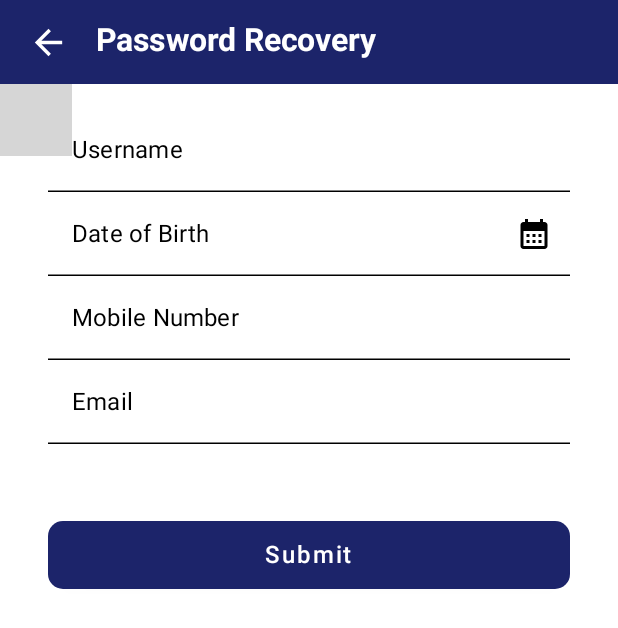
After one commit to AbuSayedMasud/Eclipse, an Android app built with Jetpack Compose: the composable ForgetPasswordScreen shown on its own in the app's theme, on a phone screen of 412 x 824 dp. The commit adds this screen. Shown: the top 628 px of the screen. Run offline under Robolectric (Android 15) with nearby library versions, the phone set to English and light mode, and no system bars; libraries missing offline, so code that uses them is left out: com.vanpra.composematerialdialogs; 2 statements that could not run were skipped; grey boxes are pictures that could not be loaded.

Commit message:
forget password ui implemented

```diff
--- a/androidApp/src/main/AndroidManifest.xml
+++ b/androidApp/src/main/AndroidManifest.xml
@@ -6,7 +6,10 @@
         android:supportsRtl="true"
         android:theme="@style/AppTheme">
         <activity
-            android:name=".MainActivity"
+            android:name=".activity.HomeActivity"
+            android:exported="false"/>
+        <activity
+            android:name=".activity.MainActivity"
             android:exported="true">
             <intent-filter>
                 <action android:name="android.intent.action.MAIN" />
--- /dev/null
+++ b/androidApp/src/main/java/com/leadsoft/ziskapharma/android/forgetPassword/ForgetPasswordScreen.kt
@@ -0,0 +1,63 @@
+package com.leadsoft.ziskapharma.android.forgetPassword
+
+import android.os.Build
+import androidx.annotation.RequiresApi
+import androidx.compose.foundation.background
+import androidx.compose.foundation.isSystemInDarkTheme
+import androidx.compose.foundation.layout.Box
+import androidx.compose.foundation.layout.Column
+import androidx.compose.foundation.layout.fillMaxSize
+import androidx.compose.foundation.layout.padding
+import androidx.compose.runtime.Composable
+import androidx.compose.runtime.mutableStateOf
+import androidx.compose.runtime.remember
+import androidx.compose.ui.Modifier
+import androidx.compose.ui.graphics.Color
+import androidx.compose.ui.graphics.painter.Painter
+import androidx.compose.ui.platform.LocalContext
+import androidx.compose.ui.res.painterResource
+import androidx.compose.ui.unit.dp
+import androidx.navigation.NavHostController
+import com.leadsoft.ziskapharma.android.R
+import com.leadsoft.ziskapharma.android.shell.MyAppBar
+import com.leadsoft.ziskapharma.android.theme.BackgroundColor
+import com.leadsoft.ziskapharma.android.theme.ZiskaTheme
+import com.leadsoft.ziskapharma.android.theme.rememberWindowSizeClass
+
+
+@RequiresApi(Build.VERSION_CODES.O)
+@Composable
+fun ForgetPasswordScreen(navController: NavHostController) {
+    val profilePhoto: Painter = painterResource(id = R.drawable.ziska_logo)
+    val onProfileClick: () -> Unit = {
+    }
+    val context = LocalContext.current
+    val currentRoute =
+        remember { mutableStateOf(navController.currentBackStackEntry?.destination?.route) }
+    Column {
+        MyAppBar(
+            navController = navController,
+            context = LocalContext.current,
+            title = "Password Recovery",
+            onSearch = { searchText ->
+            },
+            showSearchBar = false,
+            onProfileClick = onProfileClick,
+            profilePhoto = profilePhoto,
+            showNotificationIcon = false,
+            currentRoute = currentRoute,
+            showArrow = true,
+        )
+        Box(
+            modifier = Modifier
+                .fillMaxSize()
+                .background(if (isSystemInDarkTheme()) BackgroundColor else Color.White)
+                .padding(bottom = 40.dp),
+        ) {
+            val window = rememberWindowSizeClass()
+            ZiskaTheme(window) {
+                ForgetPasswordView(navController)
+            }
+        }
+    }
+}
--- /dev/null
+++ b/androidApp/src/main/java/com/leadsoft/ziskapharma/android/forgetPassword/ForgetPasswordView.kt
@@ -0,0 +1,386 @@
+package com.leadsoft.ziskapharma.android.forgetPassword
+
+import android.annotation.SuppressLint
+import android.os.Build
+import androidx.annotation.RequiresApi
+import androidx.compose.foundation.Image
+import androidx.compose.foundation.clickable
+import androidx.compose.foundation.isSystemInDarkTheme
+import androidx.compose.foundation.layout.Box
+import androidx.compose.foundation.layout.Column
+import androidx.compose.foundation.layout.fillMaxSize
+import androidx.compose.foundation.layout.fillMaxWidth
+import androidx.compose.foundation.layout.height
+import androidx.compose.foundation.layout.padding
+import androidx.compose.foundation.shape.RoundedCornerShape
+import androidx.compose.foundation.text.KeyboardOptions
+import androidx.compose.material.AlertDialog
+import androidx.compose.material.Button
+import androidx.compose.material.ButtonDefaults
+import androidx.compose.material.Icon
+import androidx.compose.material.MaterialTheme
+import androidx.compose.material.Text
+import androidx.compose.material.TextField
+import androidx.compose.material.TextFieldDefaults
+import androidx.compose.material3.ExperimentalMaterial3Api
+import androidx.compose.runtime.Composable
+import androidx.compose.runtime.derivedStateOf
+import androidx.compose.runtime.getValue
+import androidx.compose.runtime.mutableStateOf
+import androidx.compose.runtime.remember
+import androidx.compose.runtime.setValue
+import androidx.compose.ui.Alignment
+import androidx.compose.ui.Modifier
+import androidx.compose.ui.graphics.Color
+import androidx.compose.ui.platform.LocalContext
+import androidx.compose.ui.res.painterResource
+import androidx.compose.ui.text.font.FontWeight
+import androidx.compose.ui.text.input.KeyboardType
+import androidx.compose.ui.text.style.TextAlign
+import androidx.compose.ui.unit.dp
+import androidx.compose.ui.unit.sp
+import androidx.navigation.NavHostController
+import com.leads.capita.android.formatnumber.InputFieldValidator.validateFields
+import com.leadsoft.ziskapharma.android.R
+import com.leadsoft.ziskapharma.android.formatnumber.isWithinMaxCharLimit
+import com.leadsoft.ziskapharma.android.theme.PrimaryColor
+import com.leadsoft.ziskapharma.android.theme.White
+import com.leadsoft.ziskapharma.android.theme.getCardColors
+import com.vanpra.composematerialdialogs.MaterialDialog
+import com.vanpra.composematerialdialogs.datetime.date.DatePickerDefaults
+import com.vanpra.composematerialdialogs.datetime.date.datepicker
+import com.vanpra.composematerialdialogs.rememberMaterialDialogState
+
+import java.time.LocalDate
+
+@SuppressLint("SuspiciousIndentation")
+@RequiresApi(Build.VERSION_CODES.O)
+@OptIn(ExperimentalMaterial3Api::class)
+@Composable
+fun ForgetPasswordView(navController: NavHostController) {
+    // Mutable state variables to track user input
+    var username by remember { mutableStateOf("") }
+    var birthday by remember { mutableStateOf("") }
+    var mobileNumber by remember { mutableStateOf("") }
+    var email by remember { mutableStateOf("") }
+
+    // Validate the fields and get the result and error message
+    val (isValidationSuccess, errorMessage) = validateFields(
+        username,
+        "",
+        "",
+        email,
+        mobileNumber,
+        "",
+        "",
+        "",
+        birthday,
+
+        isForgetPasswordView = true,
+        isRegistrationView = false,
+        isBiometricRegistrationView = false,
+        isBiometricFingerprintRegistrationView = false,
+    )
+
+    var isUsernameError by remember { mutableStateOf(false) }
+    var isMobileNumberError by remember { mutableStateOf(false) }
+    var isEmailError by remember { mutableStateOf(false) }
+    var isBirthdayError by remember {
+        mutableStateOf(false)
+    }
+
+    var isValidationErrorDialogVisible by remember { mutableStateOf(false) }
+
+    val isDarkTheme = isSystemInDarkTheme()
+    val textColor = if (isDarkTheme) Color.White else Color.Black
+    val placeholderTextColor = if (isDarkTheme) Color(0x83F1F3F4) else Color.DarkGray
+    val context = LocalContext.current
+    var pickedDate by remember {
+        mutableStateOf(LocalDate.now())
+    }
+    val (backgroundColor, contentColor) = getCardColors()
+    val formattedDate by remember {
+        derivedStateOf {
+            val month = pickedDate.monthValue.toString().padStart(2, '0')
+            val day = pickedDate.dayOfMonth.toString().padStart(2, '0')
+            val year = pickedDate.year
+            "$month/$day/$year"
+        }
+    }
+
+    val dateDialogState = rememberMaterialDialogState()
+    // Composable for the date picker dialog
+    MaterialDialog(
+        dialogState = dateDialogState,
+        buttons = {
+            positiveButton(
+                text = "Ok",
+                textStyle = MaterialTheme.typography.button,
+            ) {
+                birthday = formattedDate
+            }
+            negativeButton(text = "Cancel")
+        },
+
+    ) {
+        datepicker(
+            initialDate = LocalDate.now(),
+            title = "Pick a date of birth",
+            colors = DatePickerDefaults.colors(
+                headerBackgroundColor = PrimaryColor,
+                headerTextColor = Color.White,
+                dateActiveBackgroundColor = textColor,
+            ),
+
+        ) {
+            pickedDate = it
+        }
+    }
+
+    Column(
+        modifier = Modifier
+            .fillMaxSize()
+            .padding(top = 16.dp, start = 32.dp, end = 32.dp, bottom = 0.dp),
+        horizontalAlignment = Alignment.CenterHorizontally,
+    ) {
+        TextField(
+            value = username,
+            onValueChange = {
+                if (isWithinMaxCharLimit(it, 40)) {
+                    username = it
+                    isUsernameError = it.isEmpty()
+                }
+            },
+            placeholder = { Text("Username", color = contentColor) },
+            label = { Text("Username", color = contentColor) },
+            colors = TextFieldDefaults.outlinedTextFieldColors(
+                textColor = textColor,
+                unfocusedLabelColor = textColor,
+                unfocusedBorderColor = if (isUsernameError) Color.Red else textColor,
+                focusedBorderColor = if (isUsernameError) Color.Red else textColor,
+                focusedLabelColor = textColor,
+                cursorColor = textColor,
+                leadingIconColor = textColor,
+                placeholderColor = placeholderTextColor,
+
+            ),
+            keyboardOptions = KeyboardOptions.Default.copy(
+                keyboardType = KeyboardType.Ascii,
+            ),
+            singleLine = true,
+            modifier = Modifier.fillMaxWidth(),
+        )
+
+        TextField(
+            value = birthday,
+            onValueChange = {
+                if (isWithinMaxCharLimit(it, 10)) {
+                    birthday = it
+                    isBirthdayError = it.isEmpty()
+                }
+            },
+            modifier = Modifier.fillMaxWidth(),
+            label = { Text("Date of Birth", color = contentColor) },
+            placeholder = { Text("MM/DD/YYYY", color = contentColor) },
+            colors = TextFieldDefaults.outlinedTextFieldColors(
+                textColor = textColor,
+                unfocusedLabelColor = textColor,
+                unfocusedBorderColor = if (isBirthdayError) Color.Red else textColor,
+                focusedBorderColor = if (isBirthdayError) Color.Red else textColor,
+                focusedLabelColor = textColor,
+                cursorColor = textColor,
+                leadingIconColor = textColor,
+                placeholderColor = placeholderTextColor,
+            ),
+            trailingIcon = {
+                Icon(
+                    painter = painterResource(id = R.drawable.baseline_calendar_month_24),
+                    contentDescription = "Calendar Icon",
+                    modifier = Modifier
+                        .clickable {
+                            dateDialogState.show()
+                        }
+                        .padding(8.dp),
+                    tint = textColor,
+                )
+            },
+            keyboardOptions = KeyboardOptions.Default.copy(
+                keyboardType = KeyboardType.Ascii,
+            ),
+            singleLine = true,
+        )
+
+        TextField(
+            value = mobileNumber,
+            onValueChange = {
+                if (isWithinMaxCharLimit(it, 11)) {
+                    mobileNumber = it
+                    isMobileNumberError = it.isEmpty()
+                }
+            },
+            placeholder = { Text("880XXXXXXXXX", color = contentColor) },
+            label = { Text("Mobile Number", color = contentColor) },
+            colors = TextFieldDefaults.outlinedTextFieldColors(
+                textColor = textColor,
+                unfocusedLabelColor = textColor,
+                unfocusedBorderColor = if (isMobileNumberError) Color.Red else textColor,
+                focusedBorderColor = if (isMobileNumberError) Color.Red else textColor,
+                focusedLabelColor = textColor,
+                cursorColor = textColor,
+                leadingIconColor = textColor,
+                placeholderColor = placeholderTextColor,
+            ),
+            keyboardOptions = KeyboardOptions.Default.copy(
+                keyboardType = KeyboardType.Phone,
+            ),
+            singleLine = true,
+            modifier = Modifier.fillMaxWidth(),
+        )
+
+//        if (isFocused) {
+//            Text(text = "+880", modifier = Modifier.padding(start = 4.dp))
+//        }
+
+        TextField(
+            value = email,
+            onValueChange = {
+                if (isWithinMaxCharLimit(it, 40)) {
+                    email = it
+                    isEmailError = it.isEmpty()
+                }
+            },
+            placeholder = { Text("examle@gmail.com", color = contentColor) },
+            label = { Text("Email", color = contentColor) },
+            colors = TextFieldDefaults.outlinedTextFieldColors(
+                textColor = textColor,
+                unfocusedLabelColor = textColor,
+                unfocusedBorderColor = if (isEmailError) Color.Red else textColor,
+                focusedBorderColor = if (isEmailError) Color.Red else textColor,
+                focusedLabelColor = textColor,
+                cursorColor = textColor,
+                leadingIconColor = textColor,
+                placeholderColor = placeholderTextColor,
+
+            ),
+            keyboardOptions = KeyboardOptions.Default.copy(
+                keyboardType = KeyboardType.Ascii,
+            ),
+            singleLine = true,
+            modifier = Modifier.fillMaxWidth(),
+        )
+// Button for submitting the form
+        Button(
+            onClick =
+            {
+                // Perform password reset logic based on validation success
+                if (isValidationSuccess) {
+                    val passwordBean = ForgetPasswordPresenter()
+                    val isPasswordChanged = passwordBean.forgetPasswordPresenter(
+                        context = context,
+                        username = username,
+                        dateOfBirth = birthday,
+                        mobileNumber = mobileNumber,
+                        email = email,
+                    )
+                    if (isPasswordChanged) {
+                        isValidationErrorDialogVisible = true
+                    }
+                } else {
+                    isValidationErrorDialogVisible = true
+                }
+            },
+            modifier = Modifier
+                .fillMaxWidth()
+                .padding(top = 50.dp),
+
+            colors = ButtonDefaults.buttonColors(
+                backgroundColor = PrimaryColor,
+                contentColor = White,
+            ),
+            shape = RoundedCornerShape(10.dp),
+        ) {
+            Text(
+                text = "Submit",
+                fontSize = 16.sp,
+                modifier = Modifier.padding(5.dp),
+                color = Color.White,
+            )
+        }
+    }
+
+    // Display an alert dialog for validation errors or success message
+    if (isValidationErrorDialogVisible) {
+        AlertDialog(
+            onDismissRequest = {
+            },
+            title = {
+                // Display success or error icon based on the result
+                Image(
+                    painter = if (errorMessage == "Your password is successfully changed. Please check your E-mail.") {
+                        painterResource(id = R.drawable.success)
+                    } else {
+                        painterResource(id = R.drawable.high_importance_72)
+                    },
+                    contentDescription = null,
+                    modifier = Modifier
+                        .fillMaxWidth()
+                        .height(45.dp),
+                )
+            },
+            text = {
+                // Display the success or error message
+                Box(
+                    modifier = Modifier.fillMaxWidth(),
+                    contentAlignment = Alignment.Center,
+                ) {
+                    Text(
+                        if (errorMessage == "Success") {
+                            "Your password is successfully changed.Please check your E-mail."
+                        } else {
+                            errorMessage
+                        },
+                        color = contentColor,
+                        modifier = Modifier.align(Alignment.Center),
+                        textAlign = TextAlign.Center,
+                        style = MaterialTheme.typography.body1
+                            .copy(
+                                fontWeight = FontWeight.Bold,
+                                fontSize = 18.sp,
+                                color = contentColor,
+                                textAlign = TextAlign.Justify,
+                            ),
+                    )
+                }
+            },
+            confirmButton = {
+                Box(
+                    modifier = Modifier.fillMaxWidth(),
+                    contentAlignment = Alignment.Center,
+                ) {
+                    // Button to close the dialog
+                    Button(
+                        onClick = {
+                            if (errorMessage == "Your password is successfully changed. Please check your E-mail.") {
+                                isValidationErrorDialogVisible = false
+                                navController.navigate("login")
+                            } else {
+                                isValidationErrorDialogVisible = false
+                            }
+                        },
+                        colors = ButtonDefaults.buttonColors(
+                            backgroundColor = PrimaryColor,
+                            contentColor = White,
+                        ),
+                        modifier = Modifier
+                            .align(Alignment.Center)
+                            .padding(bottom = 12.dp),
+                    ) {
+                        Text("Ok")
+                    }
+                }
+            },
+            backgroundColor = backgroundColor,
+//            modifier = Modifier.size(270.dp, 200.dp),
+        )
+    }
+}
--- a/androidApp/src/main/java/com/leadsoft/ziskapharma/android/shell/LoginNavGraph.kt
+++ b/androidApp/src/main/java/com/leadsoft/ziskapharma/android/shell/LoginNavGraph.kt
@@ -8,6 +8,7 @@ import androidx.navigation.compose.NavHost
 import androidx.navigation.compose.composable
 import com.leadsoft.ziskapharma.android.biometric.BioMetricRegistrationScreen
 import com.leadsoft.ziskapharma.android.biometric.BiometricFingerPrintRegistrationView
+import com.leadsoft.ziskapharma.android.forgetPassword.ForgetPasswordScreen
 import com.leadsoft.ziskapharma.android.login.LoginScreen
 
 @RequiresApi(Build.VERSION_CODES.O)
@@ -25,5 +26,8 @@ fun LoginNavGraph(navController: NavHostController){
                 navController = navController,
             )
         }
+        composable("forgetPassword") {
+            ForgetPasswordScreen(navController)
+        }
     }
 }
--- /dev/null
+++ b/androidApp/src/main/res/drawable/baseline_calendar_month_24.xml
@@ -0,0 +1,5 @@
+<vector android:height="24dp" android:tint="#000000"
+    android:viewportHeight="24" android:viewportWidth="24"
+    android:width="24dp" xmlns:android="http://schemas.android.com/apk/res/android">
+    <path android:fillColor="@android:color/white" android:pathData="M19,4h-1V2h-2v2H8V2H6v2H5C3.89,4 3.01,4.9 3.01,6L3,20c0,1.1 0.89,2 2,2h14c1.1,0 2,-0.9 2,-2V6C21,4.9 20.1,4 19,4zM19,20H5V10h14V20zM9,14H7v-2h2V14zM13,14h-2v-2h2V14zM17,14h-2v-2h2V14zM9,18H7v-2h2V18zM13,18h-2v-2h2V18zM17,18h-2v-2h2V18z"/>
+</vector>
```
Also changed, not shown: androidApp/build.gradle.kts (+7 -2 lines), androidApp/src/main/java/com/leadsoft/ziskapharma/android/biometric/BioMetricPrompt.kt (added, +50 -0 lines), androidApp/src/main/java/com/leadsoft/ziskapharma/android/forgetPassword/ForgetPasswordPresenter.kt (added, +22 -0 lines), androidApp/src/main/java/com/leadsoft/ziskapharma/android/login/LoginView.kt (+21 -2 lines), androidApp/src/main/java/com/leadsoft/ziskapharma/android/session/SessionManager.kt (added, +99 -0 lines).
